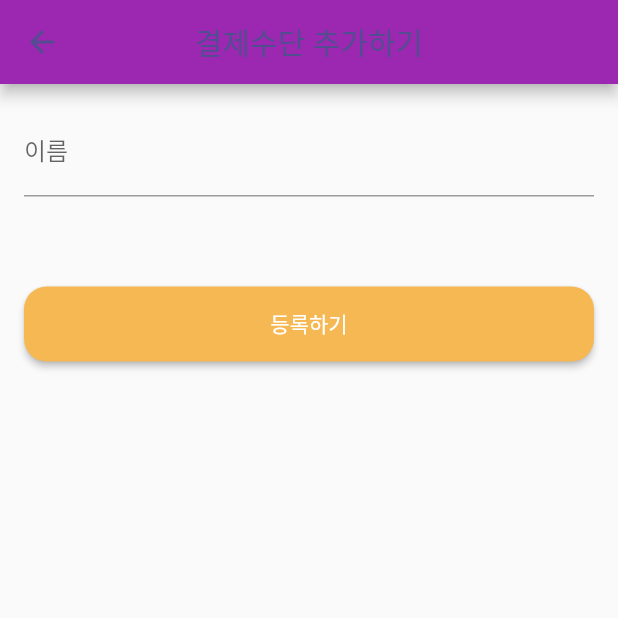
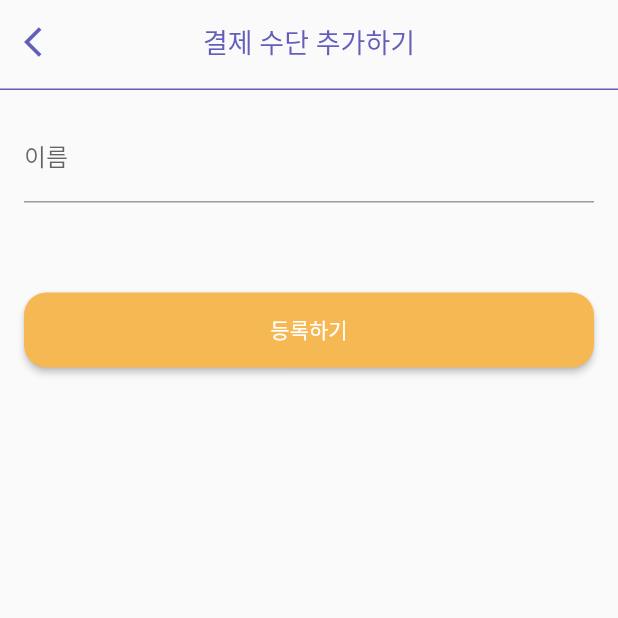
Before and after one commit to JUNGSEHOON-AutoML/flutter-budget-app, a Flutter app: the MyHomePage screen opened directly, on a phone screen of 412 x 824 dp, the top half of it. Run offline on Flutter 3.47's test engine with Material 2 defaults, Android fonts, the phone set to English and light mode, and no system bars; our stand-ins replace dropdown_button2, firebase_auth, firebase_core, firebase_database, fl_chart, floor and 5 more; missing offline and left inert: date_utils; accounts and stored records are empty; generated files the repository leaves out were written again.

Commit message:
[REFACTOR] AppBar 디자인 변경

```diff
--- a/lib/presentation/setting/add_account.dart
+++ b/lib/presentation/setting/add_account.dart
@@ -1,6 +1,6 @@
 import 'package:account_book/domain/model/payment.dart';
 import 'package:account_book/domain/use_case/properties_use_case/add_payment_use_case.dart';
-import 'package:account_book/presentation/setting/setting_screen.dart';
+import 'package:account_book/style.dart';
 import 'package:flutter/cupertino.dart';
 import 'package:flutter/material.dart';
 import 'package:get/get.dart';
@@ -9,7 +9,7 @@ import 'package:get/get_core/src/get_main.dart';
 import '../main.dart';
 
 class AddAccount extends StatelessWidget {
-  const AddAccount({Key? key}) : super(key:key);
+  const AddAccount({Key? key}) : super(key: key);
 
   @override
   Widget build(BuildContext context) {
@@ -36,7 +36,7 @@ class MyHomePage extends StatefulWidget {
 
 class _MyHomePageState extends State<MyHomePage> {
   final _paymentController = TextEditingController();
-  final addPaymentUsecase=Get.put(AddPaymentUseCase());
+  final addPaymentUsecase = Get.put(AddPaymentUseCase());
   final _accountKey = GlobalKey<FormState>();
 
   @override
@@ -47,33 +47,45 @@ class _MyHomePageState extends State<MyHomePage> {
 
   @override
   Widget build(BuildContext context) {
-
     return DefaultTabController(
       length: 3,
       child: Scaffold(
         appBar: AppBar(
           centerTitle: true,
-          title: const Text('결제수단 추가하기',style: TextStyle(color:Color(0xff524D90)),),
+          backgroundColor: Colors.transparent,
+          bottom: PreferredSize(
+              child: Container(
+                color: AppColor.purple1,
+                height: 1.0,
+              ),
+              preferredSize: Size.fromHeight(4.0)),
+          title: Text('결제 수단 추가하기',
+              style: const TextStyle(
+                fontSize: 18,
+                color: AppColor.purple1,
+              )),
+          elevation: 0.0,
+          automaticallyImplyLeading: true,
           leading: IconButton(
-              onPressed: () {
-                Get.back(); //뒤로가기
+            icon: Icon(Icons.arrow_back_ios, color: AppColor.purple1,),
+            onPressed: (){
+              Get.back();
             },
-              color: Color(0xff524D90),
-              icon: Icon(Icons.arrow_back)),
+          ),
         ),
         body: Padding(
           padding: const EdgeInsets.all(16.0),
           child: Center(
             child: Form(
               key: _accountKey,
-              child:Column(
-            children:[
+              child: Column(
+                children: [
                   TextFormField(
                     decoration: const InputDecoration(
                       labelText: '이름',
                     ),
-              validator: (value){
-                if(value==null || value.isEmpty){
+                    validator: (value) {
+                      if (value == null || value.isEmpty) {
                         return '결제수단을 입력하세요';
                       }
                       return null;
@@ -84,31 +96,28 @@ class _MyHomePageState extends State<MyHomePage> {
                     margin: EdgeInsets.fromLTRB(0, 30, 0, 30),
                   ),
                   SizedBox(
-                  height:50,
-                width:double.infinity,
+                    height: 50,
+                    width: double.infinity,
                     child: ElevatedButton(
-                    onPressed: (){
-                      if(_accountKey.currentState!.validate()){
+                        onPressed: () {
+                          if (_accountKey.currentState!.validate()) {
                             Get.snackbar(
                               '추가완료!',
                               '결제수단이 추가되었습니다.',
                               backgroundColor: Colors.white,
                             );
-                        final addpayment=Payment();
-                        addpayment.name=_paymentController.text;
+                            final addpayment = Payment();
+                            addpayment.name = _paymentController.text;
                             addPaymentUsecase.invoke(addpayment);
-                        Get.offAll(()=>MainPage());
+                            Get.offAll(() => MainPage());
                           }
-
                         },
                         child: const Text('등록하기'),
                         style: ElevatedButton.styleFrom(
-                      primary:Color(0xffF5B853),
+                          primary: Color(0xffF5B853),
                           shape: RoundedRectangleBorder(
-                          borderRadius: BorderRadius.circular(15.0)
-                      ),
-                    )
-                ),
+                              borderRadius: BorderRadius.circular(15.0)),
+                        )),
                   ),
                 ],
               ),
```
Also changed, not shown: lib/presentation/setting/add_expense.dart (+20 -10 lines), lib/presentation/setting/add_income.dart (+19 -6 lines), lib/presentation/setting/modify_account.dart (+20 -6 lines), lib/presentation/setting/modify_expense.dart (+19 -6 lines), lib/presentation/setting/modify_income.dart (+19 -6 lines), lib/presentation/setting/update_history.dart (+20 -6 lines). Lines whose indentation alone changed are shown as unchanged.
